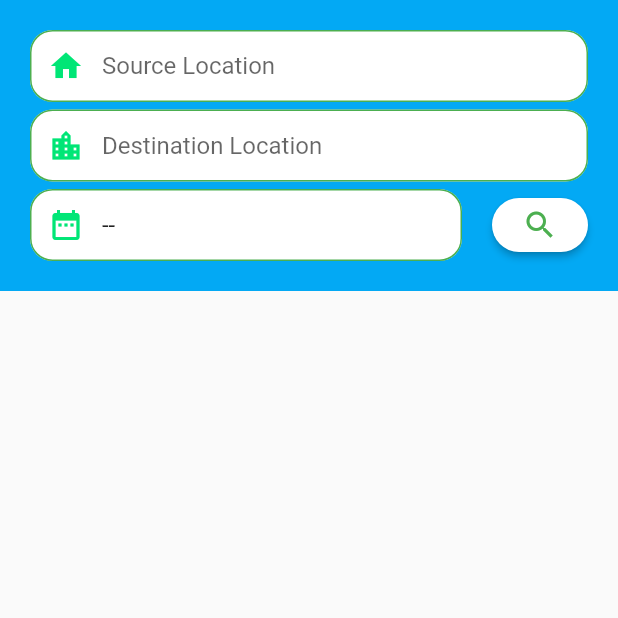
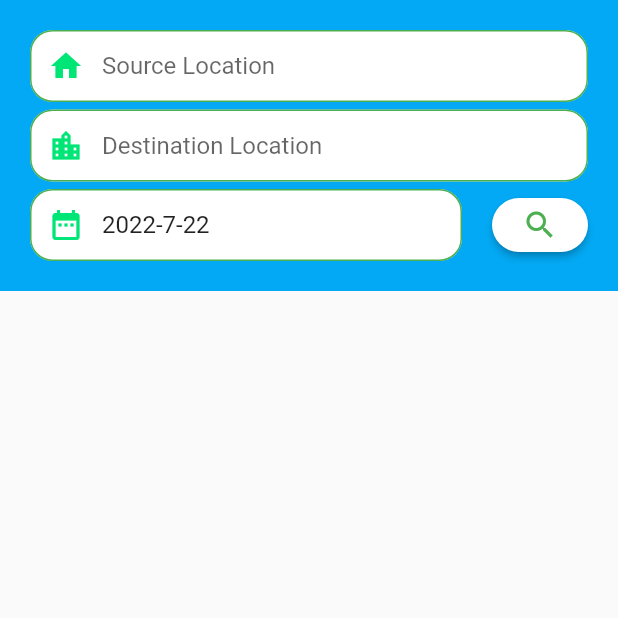
Before and after one commit to hawk-lib/car_pool, a Flutter app: the SearchRide screen opened directly, on a phone screen of 412 x 824 dp, the top half of it. Run offline on Flutter 3.47's test engine with Material 2 defaults, Android fonts, the phone set to English and light mode, and no system bars; our stand-ins replace blurrycontainer, cloud_firestore, firebase_auth, firebase_core, firebase_database, flutter_easyloading and 6 more; accounts and stored records are empty; network calls fail.

Commit message:
minor changes

```diff
--- a/lib/controllers/book_ride_history.dart
+++ b/lib/controllers/book_ride_history.dart
@@ -58,7 +58,7 @@ class BookRideController extends GetxController {
         .collection("rides")
         .doc(s)
         .collection(date.value)
-        .doc(AppPreferences.getUID())
+        .doc(data.user)
         .snapshots();
     snap.listen((event) {
       price.value = '${event.get("Price")}';
--- a/lib/screens/search_ride.dart
+++ b/lib/screens/search_ride.dart
@@ -37,8 +37,8 @@ class _SearchRideState extends State<SearchRide>  {
   void initState() {
     // TODO: implement initState
     super.initState();
-    DateTime ? date = DateTime.now();
-    dateCtl.text = "${date?.year}-${date?.month}-${date?.day}";
+    DateTime date = DateTime.now();
+    dateCtl.text = "${date.year}-${date.month}-${date.day}";
   }
 
   @override
--- a/lib/screens/travel_history_screen.dart
+++ b/lib/screens/travel_history_screen.dart
@@ -159,10 +159,7 @@ class TravelHistoryScreen extends StatelessWidget {
                 .get(),
                 builder: (context, AsyncSnapshot<QuerySnapshot> snapshot)
                 {
-                  if(snapshot.connectionState==ConnectionState.active){
-                    return Text("Failed to load",style: TextStyle(
-                        fontWeight: FontWeight.w600, fontSize: 20));
-                  }
+
                   if(snapshot.connectionState==ConnectionState.done){
                     if(snapshot.hasData) {
                       List<BookedHistory> list = [];
```
Also changed, not shown: lib/screens/authentication_screen.dart (+8 -2 lines), lib/screens/profile_setup_screen.dart (+6 -1 lines), lib/screens/ride_creating_screen.dart (+3 -4 lines).
